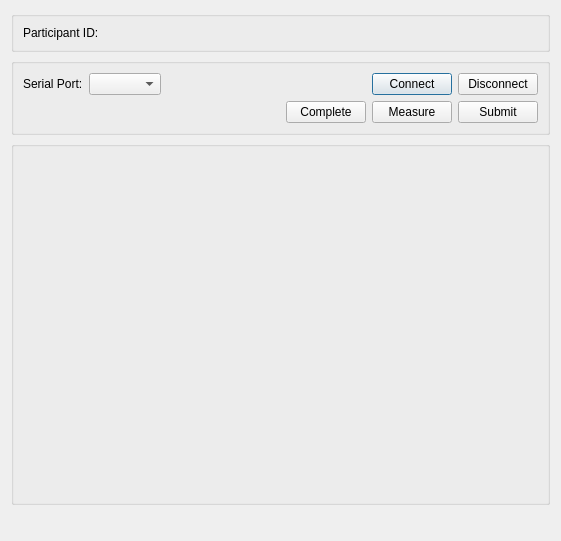
First picture: the form in src/dialogs/weigh_scale_dialog.ui, repository CLSA/cypress, before the edit.
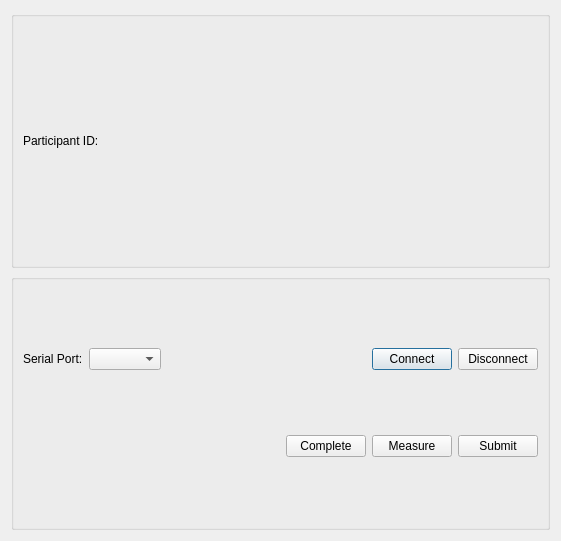
Second picture: the form after the edit. Custom widgets are drawn as their Qt base class.

What changed in the file:
```diff
--- a/src/dialogs/weigh_scale_dialog.ui
+++ b/src/dialogs/weigh_scale_dialog.ui
@@ -153,45 +153,8 @@
      </layout>
     </widget>
    </item>
-   <item>
-    <widget class="QGroupBox" name="measureGroupBox">
-     <property name="sizePolicy">
-      <sizepolicy hsizetype="Preferred" vsizetype="Expanding">
-       <horstretch>0</horstretch>
-       <verstretch>0</verstretch>
-      </sizepolicy>
-     </property>
-     <property name="title">
-      <string/>
-     </property>
-     <layout class="QVBoxLayout" name="verticalLayout_3">
-      <item>
-       <widget class="MeasureWidget" name="measureWidget" native="true"/>
-      </item>
-     </layout>
-    </widget>
-   </item>
-   <item>
-    <widget class="QStatusBar" name="statusBar">
-     <property name="sizeGripEnabled">
-      <bool>false</bool>
-     </property>
-    </widget>
-   </item>
   </layout>
  </widget>
- <customwidgets>
-  <customwidget>
-   <class>MeasureWidget</class>
-   <extends>QWidget</extends>
-   <header>widgets/MeasureWidget.h</header>
-   <container>1</container>
-  </customwidget>
- </customwidgets>
- <includes>
-  <include location="local">widgets/BarcodeWidget.h</include>
-  <include location="local">widgets/MeasureWidget.h</include>
- </includes>
  <resources/>
  <connections/>
 </ui>
```
